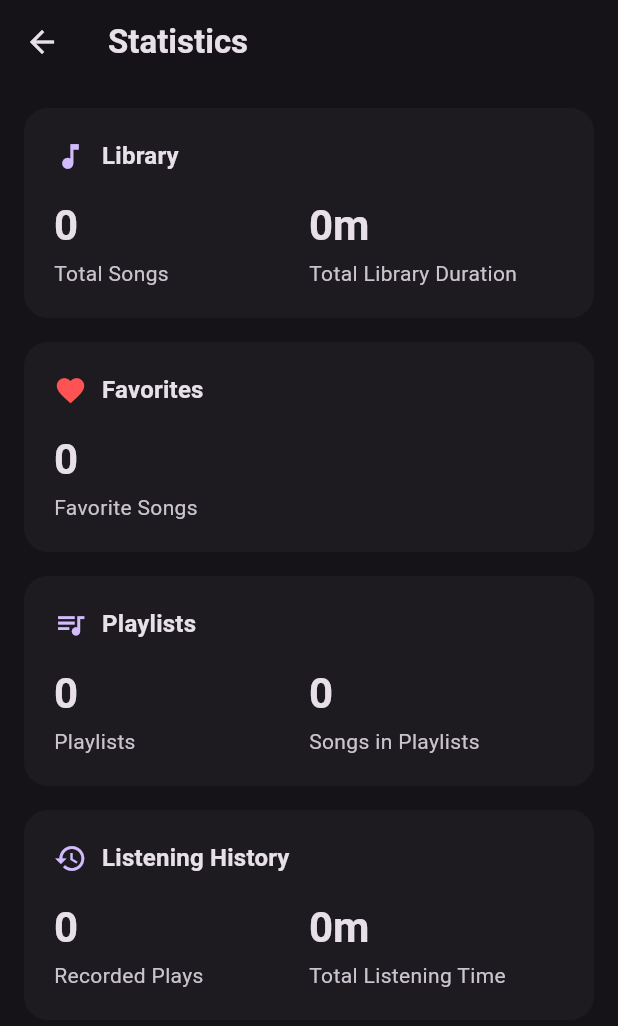
After one commit to sohith-here/SachuMusic, a Flutter app: the screen it shows after launch, scrolled down 108 dp, after a tap on "Statistics", on a phone screen of 412 x 824 dp. The commit adds this screen. Shown: the top 1026 px of the screen. Run offline on Flutter 3.47's test engine with Material 3 defaults, Android fonts, the phone set to English and light mode, and no system bars; our stand-ins replace just_audio, on_audio_query, shared_preferences; missing offline and left inert: just_audio_media_kit, path_provider_windows, shared_preferences_platform_interface, shared_preferences_windows.

Commit message:
Add music library statistics

```diff
--- a/lib/screens/home_screen.dart
+++ b/lib/screens/home_screen.dart
@@ -10,6 +10,7 @@ import '../services/recently_played_service.dart';
 import 'main_screen.dart';
 import 'playlists_screen.dart';
 import 'history_screen.dart';
+import 'statistics_screen.dart';
 
 class HomeScreen extends StatefulWidget {
   const HomeScreen({super.key});
@@ -285,6 +286,21 @@ class _HomeScreenState extends State<HomeScreen> {
                       );
                     },
                   ),
+
+                  ListTile(
+                    leading: const Icon(Icons.insights),
+                    title: const Text('Statistics'),
+                    subtitle: const Text('Library & listening overview'),
+                    trailing: const Icon(Icons.chevron_right),
+                    onTap: () {
+                      Navigator.push(
+                        context,
+                        MaterialPageRoute(
+                          builder: (_) => StatisticsScreen(songs: _songs),
+                        ),
+                      );
+                    },
+                  ),
                 ]),
               ),
             ),
--- /dev/null
+++ b/lib/screens/statistics_screen.dart
@@ -0,0 +1,214 @@
+import 'package:flutter/material.dart';
+
+import '../models/song.dart';
+import '../services/favorites_service.dart';
+import '../services/playback_history_service.dart';
+import '../services/playlist_service.dart';
+
+String formatTotalDuration(Duration duration) {
+  if (duration.inSeconds <= 0) {
+    return '0m';
+  }
+  if (duration.inSeconds < 60) {
+    return '< 1m';
+  }
+
+  final days = duration.inDays;
+  final hours = duration.inHours.remainder(24);
+  final minutes = duration.inMinutes.remainder(60);
+
+  if (days >= 1) {
+    if (hours > 0) {
+      return '${days}d ${hours}h';
+    }
+    return '${days}d';
+  } else if (duration.inHours >= 1) {
+    if (minutes > 0) {
+      return '${duration.inHours}h ${minutes}m';
+    }
+    return '${duration.inHours}h';
+  } else {
+    return '${duration.inMinutes}m';
+  }
+}
+
+class StatisticsScreen extends StatelessWidget {
+  final List<Song> songs;
+
+  const StatisticsScreen({super.key, required this.songs});
+
+  @override
+  Widget build(BuildContext context) {
+    final favoritesService = FavoritesService.instance;
+    final playlistService = PlaylistService.instance;
+    final historyService = PlaybackHistoryService.instance;
+
+    return Scaffold(
+      appBar: AppBar(
+        title: const Text(
+          'Statistics',
+          style: TextStyle(fontWeight: FontWeight.bold),
+        ),
+      ),
+      body: ListenableBuilder(
+        listenable: Listenable.merge([
+          favoritesService.changes,
+          playlistService.changes,
+          historyService.changes,
+        ]),
+        builder: (context, _) {
+          final totalSongs = songs.length;
+          final totalLibraryDuration = songs.fold<Duration>(
+            Duration.zero,
+            (prev, s) => prev + s.duration,
+          );
+
+          final favoriteSongs = songs
+              .where((s) => favoritesService.isFavorite(s.id))
+              .length;
+
+          final playlists = playlistService.playlists.length;
+          final songsInPlaylists = playlistService.playlists.fold<int>(
+            0,
+            (prev, p) => prev + p.songIds.length,
+          );
+
+          final recordedPlays = historyService.count;
+          final totalListeningTime = historyService.history.fold<Duration>(
+            Duration.zero,
+            (prev, item) => prev + item.song.duration,
+          );
+
+          return ListView(
+            padding: const EdgeInsets.all(16),
+            children: [
+              _StatCard(
+                icon: Icons.music_note,
+                title: 'Library',
+                metrics: [
+                  _StatMetric(value: '$totalSongs', label: 'Total Songs'),
+                  _StatMetric(
+                    value: formatTotalDuration(totalLibraryDuration),
+                    label: 'Total Library Duration',
+                  ),
+                ],
+              ),
+              _StatCard(
+                icon: Icons.favorite,
+                iconColor: Colors.redAccent,
+                title: 'Favorites',
+                metrics: [
+                  _StatMetric(value: '$favoriteSongs', label: 'Favorite Songs'),
+                ],
+              ),
+              _StatCard(
+                icon: Icons.queue_music,
+                title: 'Playlists',
+                metrics: [
+                  _StatMetric(value: '$playlists', label: 'Playlists'),
+                  _StatMetric(
+                    value: '$songsInPlaylists',
+                    label: 'Songs in Playlists',
+                  ),
+                ],
+              ),
+              _StatCard(
+                icon: Icons.history,
+                title: 'Listening History',
+                metrics: [
+                  _StatMetric(value: '$recordedPlays', label: 'Recorded Plays'),
+                  _StatMetric(
+                    value: formatTotalDuration(totalListeningTime),
+                    label: 'Total Listening Time',
+                  ),
+                ],
+              ),
+            ],
+          );
+        },
+      ),
+    );
+  }
+}
+
+class _StatCard extends StatelessWidget {
+  final IconData icon;
+  final Color? iconColor;
+  final String title;
+  final List<Widget> metrics;
+
+  const _StatCard({
+    required this.icon,
+    this.iconColor,
+    required this.title,
+    required this.metrics,
+  });
+
+  @override
+  Widget build(BuildContext context) {
+    final theme = Theme.of(context);
+    return Card(
+      elevation: 0,
+      color: theme.colorScheme.surfaceContainerLow,
+      shape: RoundedRectangleBorder(borderRadius: BorderRadius.circular(16)),
+      margin: const EdgeInsets.only(bottom: 16),
+      child: Padding(
+        padding: const EdgeInsets.all(20),
+        child: Column(
+          crossAxisAlignment: CrossAxisAlignment.start,
+          children: [
+            Row(
+              children: [
+                Icon(
+                  icon,
+                  size: 22,
+                  color: iconColor ?? theme.colorScheme.primary,
+                ),
+                const SizedBox(width: 10),
+                Text(
+                  title,
+                  style: theme.textTheme.titleMedium?.copyWith(
+                    fontWeight: FontWeight.bold,
+                  ),
+                ),
+              ],
+            ),
+            const SizedBox(height: 16),
+            Row(children: metrics.map((m) => Expanded(child: m)).toList()),
+          ],
+        ),
+      ),
+    );
+  }
+}
+
+class _StatMetric extends StatelessWidget {
+  final String value;
+  final String label;
+
+  const _StatMetric({required this.value, required this.label});
+
+  @override
+  Widget build(BuildContext context) {
+    final theme = Theme.of(context);
+    return Column(
+      crossAxisAlignment: CrossAxisAlignment.start,
+      children: [
+        Text(
+          value,
+          style: theme.textTheme.headlineMedium?.copyWith(
+            fontWeight: FontWeight.bold,
+            color: theme.colorScheme.onSurface,
+          ),
+        ),
+        const SizedBox(height: 4),
+        Text(
+          label,
+          style: theme.textTheme.bodyMedium?.copyWith(
+            color: theme.colorScheme.onSurfaceVariant,
+          ),
+        ),
+      ],
+    );
+  }
+}
```
Also changed, not shown: 1 other file.
